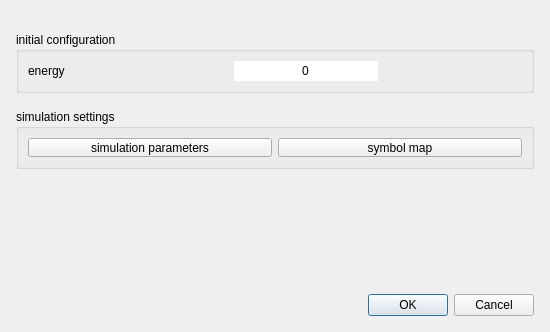
This is source/Gui/NewSimulationDialog.ui in chrxh/alien as Qt 5 draws it before an edit. The edited form follows.
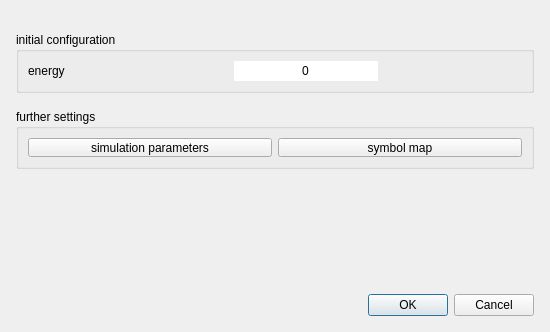
This is the edited form. Custom widgets are drawn as their Qt base class.

```diff
--- a/source/Gui/NewSimulationDialog.ui
+++ b/source/Gui/NewSimulationDialog.ui
@@ -53,7 +53,10 @@
       </size>
      </property>
      <property name="title">
-      <string>simulation settings</string>
+      <string>further settings</string>
+     </property>
+     <property name="flat">
+      <bool>true</bool>
      </property>
      <layout class="QHBoxLayout" name="horizontalLayout_3">
       <item>
```
Left out of the diff: 5 changed lines with no effect on the pictures.
